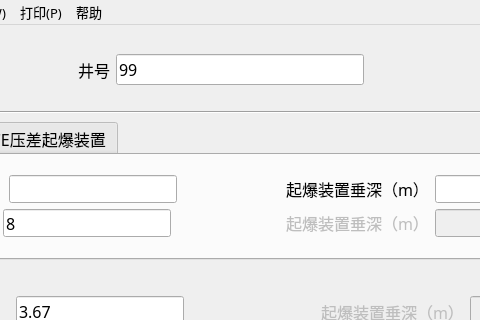
Above: 02_python/ShearPinCalc/MainWindow.ui from kurcoy/cetc before the change; both pictures show x 179 to 659 and y 0 to 320 of the 800 by 602 pixel window. Below: the same form after it.
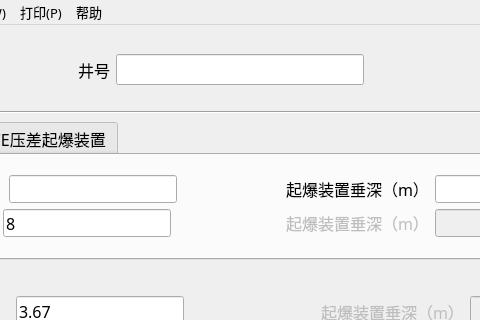
That is the form after the change.

Patch:
```diff
--- a/02_python/ShearPinCalc/MainWindow.ui
+++ b/02_python/ShearPinCalc/MainWindow.ui
@@ -101,7 +101,7 @@
          </font>
         </property>
         <property name="text">
-         <string>99</string>
+         <string/>
         </property>
         <property name="placeholderText">
          <string/>
```
